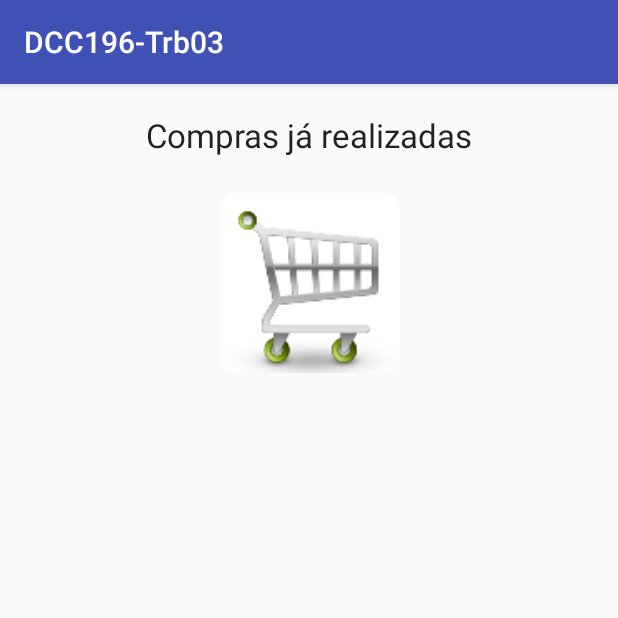
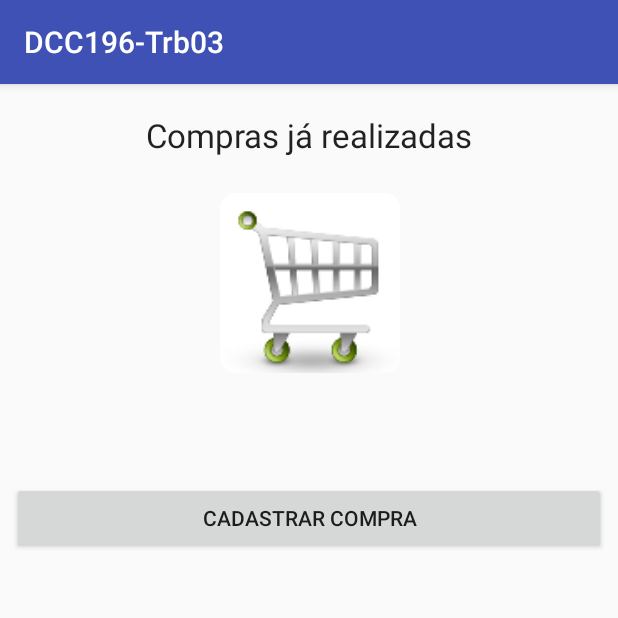
Before and after one commit to ufjf-dcc196/dcc196-2018-3-trb3-gabriel-martins-e-mateus-goncalo, an Android app: the ComprasActivity screen opened directly, with no data from a screen before it, on a phone screen of 412 x 824 dp, the top half of it. Run offline under Robolectric (Android 15) with nearby library versions, the light colour scheme and no system bars.

Commit message:
Altera tela de Cadastro de Compras

```diff
--- a/app/src/main/res/layout/activity_compras.xml
+++ b/app/src/main/res/layout/activity_compras.xml
@@ -22,7 +22,7 @@
     <android.support.v7.widget.RecyclerView
         android:id="@+id/rv_compras"
         android:layout_width="368dp"
-        android:layout_height="398dp"
+        android:layout_height="293dp"
         android:layout_marginBottom="8dp"
         android:layout_marginEnd="8dp"
         android:layout_marginLeft="8dp"
@@ -54,4 +54,21 @@
         app:layout_constraintVertical_bias="0.104"
         app:srcCompat="@mipmap/carro" />
 
+    <Button
+        android:id="@+id/btn_CadCompra"
+        android:layout_width="0dp"
+        android:layout_height="wrap_content"
+        android:layout_marginBottom="8dp"
+        android:layout_marginEnd="8dp"
+        android:layout_marginLeft="8dp"
+        android:layout_marginRight="8dp"
+        android:layout_marginStart="8dp"
+        android:layout_marginTop="8dp"
+        android:text="Cadastrar Compra"
+        app:layout_constraintBottom_toBottomOf="parent"
+        app:layout_constraintEnd_toEndOf="parent"
+        app:layout_constraintStart_toStartOf="parent"
+        app:layout_constraintTop_toTopOf="parent"
+        app:layout_constraintVertical_bias="0.366" />
+
 </android.support.constraint.ConstraintLayout>
```
